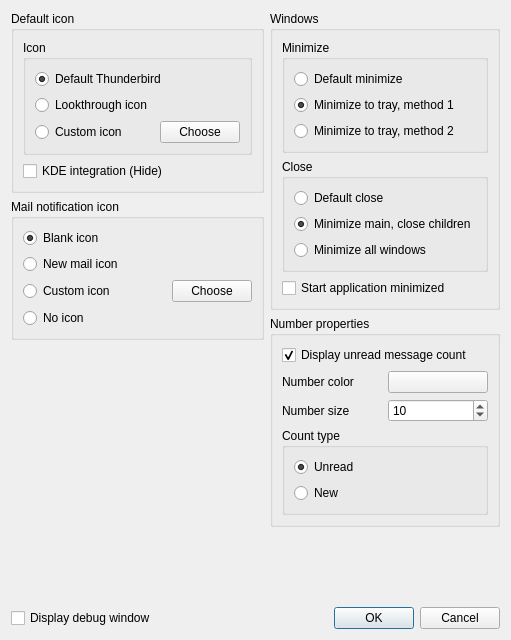
This is app/SysTray-X/preferences.ui in Ximi1970/systray-x as Qt 5 draws it before an edit. The edited form follows.
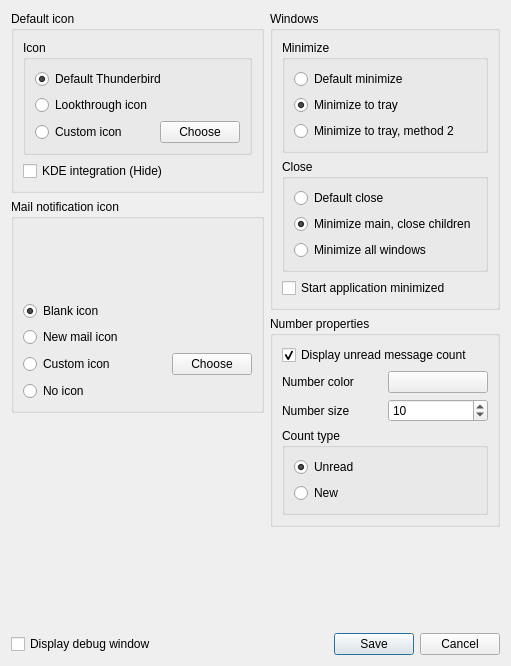
This is the edited form. Icons and pictures are not drawn.

Diff of the .ui file:
```diff
--- a/app/SysTray-X/preferences.ui
+++ b/app/SysTray-X/preferences.ui
@@ -7,7 +7,7 @@
     <x>0</x>
     <y>0</y>
     <width>511</width>
-    <height>640</height>
+    <height>666</height>
    </rect>
   </property>
   <property name="windowTitle">
@@ -112,6 +112,19 @@
         <string>Mail notification icon</string>
        </property>
        <layout class="QVBoxLayout" name="verticalLayout_2">
+        <item>
+         <spacer name="verticalSpacer_3">
+          <property name="orientation">
+           <enum>Qt::Vertical</enum>
+          </property>
+          <property name="sizeHint" stdset="0">
+           <size>
+            <width>20</width>
+            <height>40</height>
+           </size>
+          </property>
+         </spacer>
+        </item>
         <item>
          <layout class="QVBoxLayout" name="verticalLayout">
           <item>
@@ -292,7 +305,7 @@
                <item>
                 <widget class="QRadioButton" name="minimizeMethod1RadioButton">
                  <property name="text">
-                  <string>Minimize to tray, method 1</string>
+                  <string>Minimize to tray</string>
                  </property>
                  <property name="checked">
                   <bool>true</bool>
@@ -516,7 +529,7 @@
         <enum>Qt::Horizontal</enum>
        </property>
        <property name="standardButtons">
-        <set>QDialogButtonBox::Cancel|QDialogButtonBox::Ok</set>
+        <set>QDialogButtonBox::Cancel|QDialogButtonBox::Save</set>
        </property>
       </widget>
      </item>
```
Left out of the diff: 6 changed lines with no effect on the pictures.
